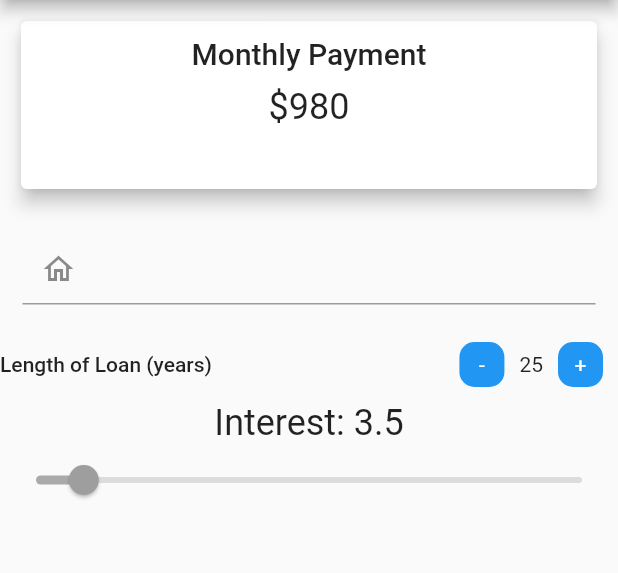
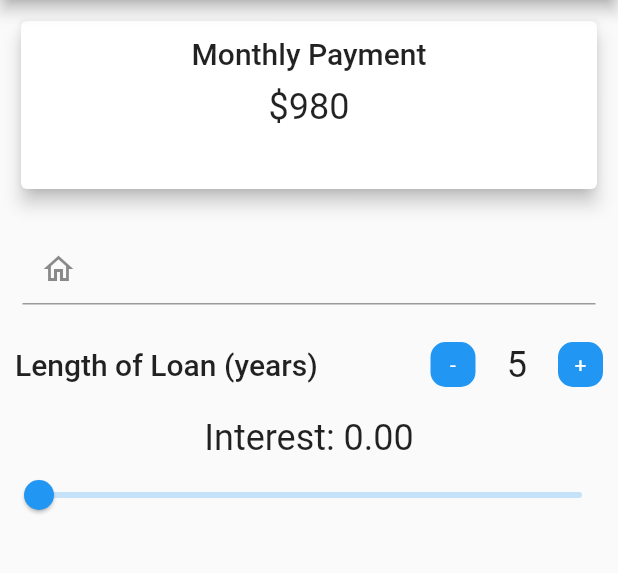
Before and after one commit to maxgdev/mortgage_app, a Flutter app: the screen it shows after launch, after a tap on an icon or button, on a phone screen of 412 x 824 dp, the part 84-657 px from its top. Run offline on Flutter 3.47's test engine with Material 2 defaults, Android fonts, the phone set to English and light mode, and no system bars.

Commit message:
Used setState to update _lengthOfLoan

```diff
--- a/lib/mortgage_app.dart
+++ b/lib/mortgage_app.dart
@@ -8,6 +8,11 @@ class MortgageApp extends StatefulWidget {
 }
 
 class _MortgageAppState extends State<MortgageApp> {
+  double  _interestRate = 0.0;
+  double  _housePrice = 0.0;
+  int     _lengthOfLoan = 0;
+
+
   @override
   Widget build(BuildContext context) {
     return Scaffold(
@@ -60,15 +65,26 @@ class _MortgageAppState extends State<MortgageApp> {
             Row(
               mainAxisAlignment: MainAxisAlignment.spaceBetween,
               children: [
-                Text(
-                  "Length of Loan (years)",
-                  style: Theme.of(context).textTheme.bodyText1,
+                Container(
+                  margin: EdgeInsets.all(10),
+                  child: Text(
+                    "Length of Loan (years)",
+                    style: Theme.of(context).textTheme.headline6,
+                  ),
                 ),
                 Row(
                   mainAxisAlignment: MainAxisAlignment.end,
                   children: [
                     InkWell(
-                      onTap: () => {},
+                      onTap: () {
+                        setState(() {
+                          if (_lengthOfLoan > 0) {
+                            _lengthOfLoan -= 5;
+                          } else {
+                            // do nothing
+                          }
+                        });
+                      },
                       child: Container(
                         width: 30,
                         height: 30,
@@ -82,9 +98,20 @@ class _MortgageAppState extends State<MortgageApp> {
                         ),
                       ),
                     ),
-                    Text("25"),
+                    Container(
+                      alignment: Alignment.center,
+                      width: 35,
+                      child: Text("$_lengthOfLoan", style: Theme.of(context).textTheme.headline5)),
                     InkWell(
-                      onTap: () => {},
+                      onTap: () {
+                        setState(() {
+                          if (_lengthOfLoan < 40) {
+                            _lengthOfLoan += 5;
+                          } else {
+                            // do nothing as less than 41yrs
+                          }
+                        });
+                      },
                       child: Container(
                         width: 30,
                         height: 30,
@@ -102,12 +129,18 @@ class _MortgageAppState extends State<MortgageApp> {
                 )
               ],
             ),
+            SizedBox(height: 10),
             Row(
               mainAxisAlignment: MainAxisAlignment.center,
               children: [
-                Text("Interest: ",
+                Container(
+                  child: Text(
+                    "Interest: ",
+                    style: Theme.of(context).textTheme.headline5,
+                  ),
+                ),
+                Text("${_interestRate.toStringAsFixed(2)}",
                     style: Theme.of(context).textTheme.headline5),
-                Text("3.5", style: Theme.of(context).textTheme.headline5),
               ],
             ),
             Column(
@@ -115,10 +148,15 @@ class _MortgageAppState extends State<MortgageApp> {
                 Slider(
                   min: 0.0,
                   max: 20.0,
-                  activeColor: Theme.of(context).hoverColor,
-                  inactiveColor: Colors.grey,
-                  value: 1.75,
-                  onChanged: null,
+                  divisions: 400,
+                  // activeColor: Theme.of(context).hoverColor,
+                  // inactiveColor: Colors.grey,
+                  value: _interestRate,
+                  onChanged: (double intValue) => {
+                    setState(() {
+                      _interestRate = intValue;
+                    })
+                  },
                 )
               ],
             )
```
